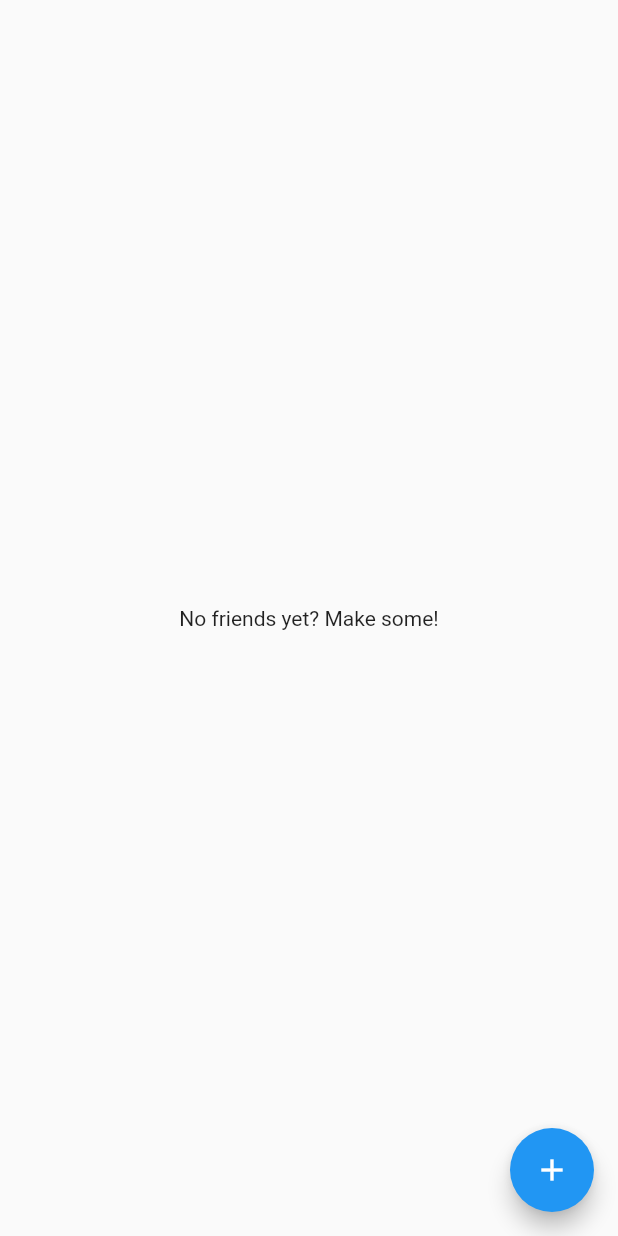
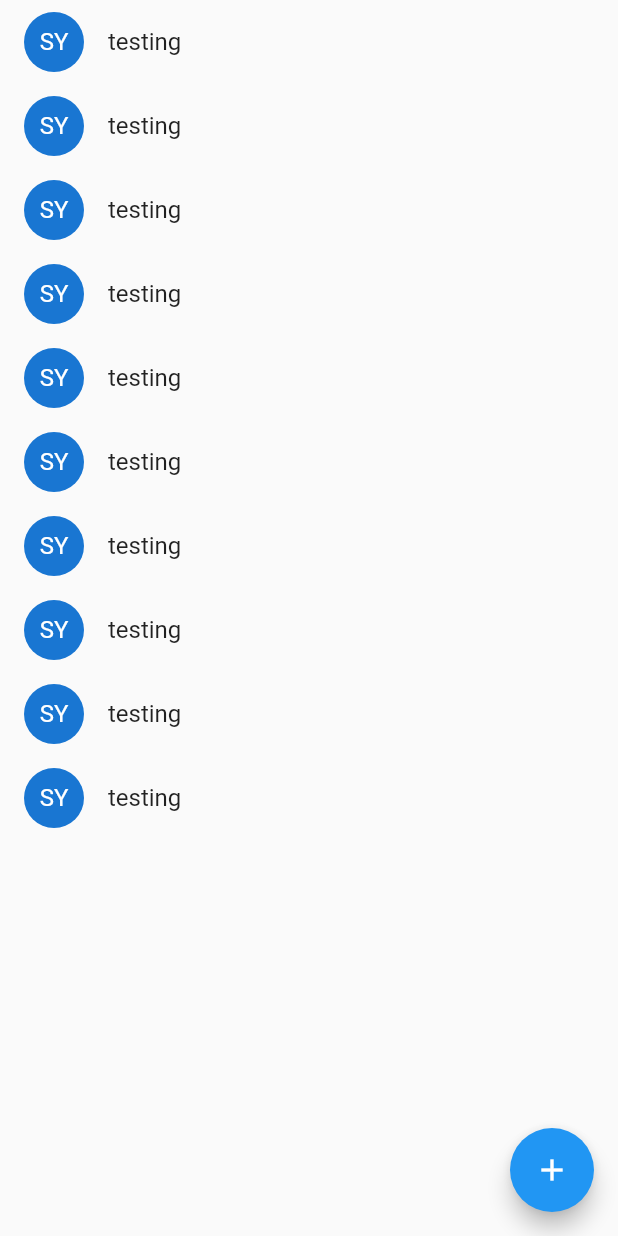
Before and after one commit to sylvesteryue/iou, a Flutter app: the FriendsPage screen opened directly, on a phone screen of 412 x 824 dp. Run offline on Flutter 3.47's test engine with Material 2 defaults, Android fonts, the phone set to English and light mode, and no system bars; our stand-ins replace cloud_firestore, firebase_auth; accounts and stored records are empty.

Commit message:
added list view to friends page and began trying to add custom user data in firestore

```diff
--- a/lib/Models/user.dart
+++ b/lib/Models/user.dart
@@ -1,8 +1,26 @@
+import 'package:flutter/material.dart';
+import 'package:cloud_firestore/cloud_firestore.dart';
+
 class User {
+  final String uid;
+  User({this.uid});
+}
+
+class UserData {
   final String uid;
   String email;
   String fname;
   String lname;
 
-  User({this.uid, this.email});
+  UserData({this.uid, this.email, this.fname, this.lname});
+
+  UserData.fromData(Map<String, dynamic> data)
+      : uid = data['uid'],
+        email = data['email'],
+        fname = data['fname'],
+        lname = data['lname'];
+
+  Map<String, dynamic> toJson() {
+    return {'uid': uid, 'email': email, 'fname': fname, 'lname': lname};
+  }
 }
--- a/lib/Pages/friends_page.dart
+++ b/lib/Pages/friends_page.dart
@@ -1,10 +1,28 @@
 import 'package:flutter/material.dart';
 
 class FriendsPage extends StatelessWidget {
+  Widget _friendsListView() {
+    return new Container(
+        child: Flexible(
+            child: new ListView.builder(
+                itemBuilder: (context, index) {
+                  return _friendsListItem(index);
+                },
+                itemCount: 10)));
+  }
+
+  Widget _friendsListItem(int index) {
+    return new Container(
+        child: ListTile(
+      leading: new Hero(tag: index, child: new CircleAvatar(child: Text("SY"))),
+      title: new Text("testing"),
+    ));
+  }
+
   @override
   Widget build(BuildContext context) {
     return Scaffold(
-      body: Center(child: Text('No friends yet? Make some!')),
+      body: Column(children: <Widget>[_friendsListView()]),
       floatingActionButton: FloatingActionButton(
         onPressed: () => {},
         tooltip: 'Add Friends',
--- a/lib/Views/home_view.dart
+++ b/lib/Views/home_view.dart
@@ -6,6 +6,7 @@ import 'package:iou/Pages/home_page.dart';
 
 import '../Widgets/drawer.dart';
 import 'package:iou/Services/auth.dart';
+import 'package:iou/Services/firestore_service.dart';
 import 'package:iou/Models/user.dart';
 
 class HomeView extends StatefulWidget {
--- a/lib/Widgets/drawer.dart
+++ b/lib/Widgets/drawer.dart
@@ -29,7 +29,7 @@ class AppDrawer extends StatelessWidget {
     return Drawer(
         child: Column(children: <Widget>[
       UserAccountsDrawerHeader(
-        accountEmail: Text(user.email),
+        accountEmail: Text("testing@gmail.com"),
         accountName: Text(user.uid),
       ),
       ListTile(
```
Also changed, not shown: lib/Pages/signup.dart (+23 -1 lines), lib/Services/auth.dart (+8 -2 lines), lib/Services/firestore_service.dart (added, +42 -0 lines).
